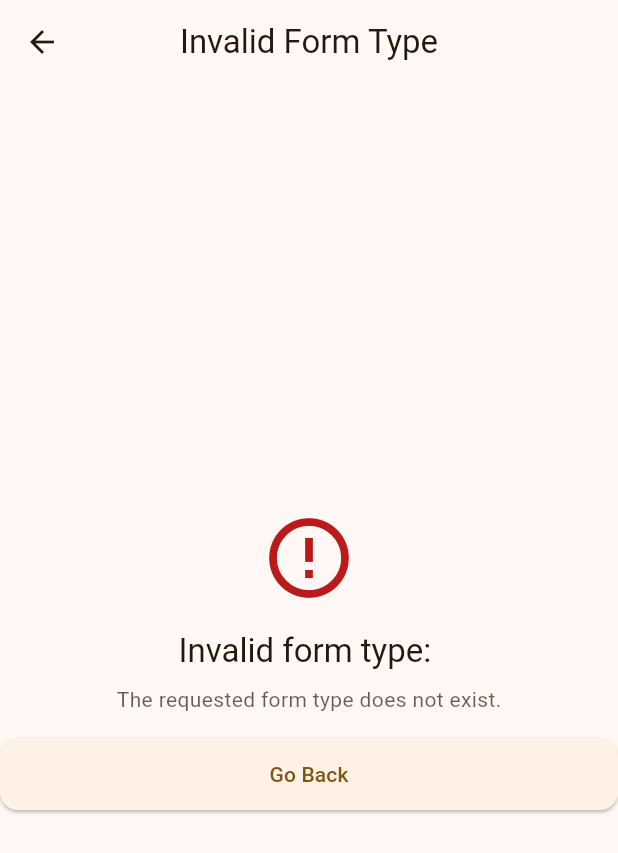
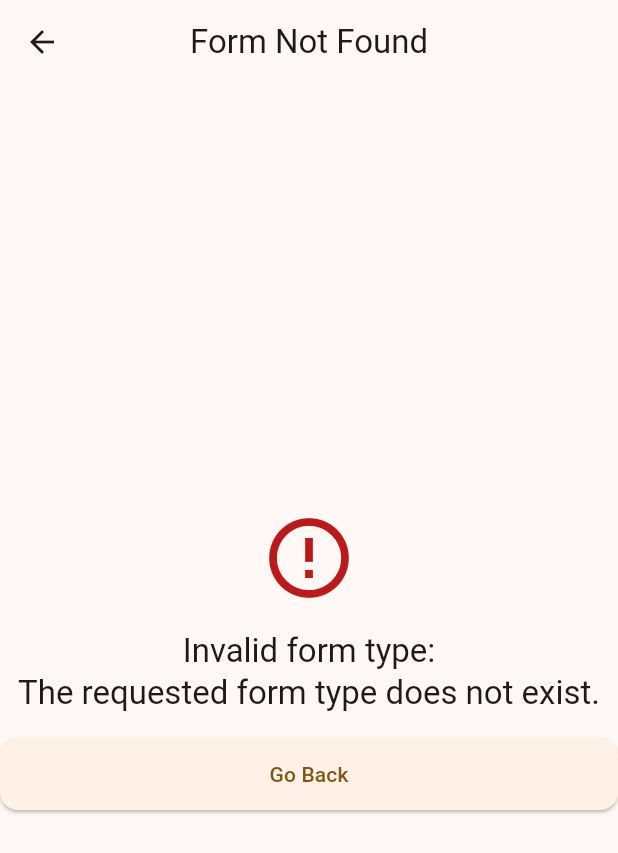
Before and after one commit to SL-NIC-Bridge/NATIVE, a Flutter app: the DynamicFormScreen screen opened directly with empty values, on a phone screen of 412 x 824 dp. Shown: the top 853 px of the screen. Run offline on Flutter 3.47's test engine with Material 3 defaults, Android fonts, the phone set to English and light mode, and no system bars; our stand-ins replace dio, file_picker, flutter_riverpod, flutter_secure_storage, go_router, image_picker and 2 more; accounts and stored records are empty.

```diff
--- a/lib/src/features/application/screens/dynamic_form_screen.dart
+++ b/lib/src/features/application/screens/dynamic_form_screen.dart
@@ -5,9 +5,11 @@ import 'package:sl_nic_bridge/src/core/config/form_config_provider.dart';
 import 'package:sl_nic_bridge/src/core/constants/app_routes.dart';
 import '../../../shared/widgets/dynamic_form/dynamic_multi_step_form.dart';
 import '../../../core/config/app_config_provider.dart';
+import '../../../shared/widgets/dynamic_form/error_display.dart';
 import '../../../shared/utils/form_utils.dart';
 import '../repositories/application_repository.dart';
 import '../providers/application_provider.dart';
+
 
 class DynamicFormScreen extends ConsumerWidget {
   final String formType;
@@ -26,79 +28,11 @@ class DynamicFormScreen extends ConsumerWidget {
         final formConfig = appConfig;
 
         if (formConfig.formTypes.isEmpty) {
-
-          return Scaffold(
-            appBar: AppBar(
-              title: const Text('Form Not Found'),
-            ),
-            body: Center(
-              child: Column(
-                mainAxisAlignment: MainAxisAlignment.center,
-                children: [
-                  Icon(
-                    Icons.error_outline,
-                    size: 64,
-                    color: Theme.of(context).colorScheme.error,
-                  ),
-                  const SizedBox(height: 16),
-                  Text(
-                    'Form configuration not found',
-                    style: Theme.of(context).textTheme.titleLarge,
-                  ),
-                  const SizedBox(height: 8),
-                  Text(
-                    'The requested form type is not available.',
-                    style: Theme.of(context).textTheme.bodyMedium?.copyWith(
-                      color: Theme.of(context).colorScheme.onSurface.withValues(alpha: 0.7),
-                    ),
-                  ),
-                  const SizedBox(height: 16),
-                  ElevatedButton(
-                    onPressed: () => context.pop(),
-                    child: const Text('Go Back'),
-                  ),
-                ],
-              ),
-            ),
-          );
+          return _buildFormNotFound(context, 'Form configuration not found');
         }
 
-        // Check if the form type exists in the configuration
         if (!formConfig.formConfigs.containsKey(formType)) {
-          return Scaffold(
-            appBar: AppBar(
-              title: const Text('Invalid Form Type'),
-            ),
-            body: Center(
-              child: Column(
-                mainAxisAlignment: MainAxisAlignment.center,
-                children: [
-                  Icon(
-                    Icons.error_outline,
-                    size: 64,
-                    color: Theme.of(context).colorScheme.error,
-                  ),
-                  const SizedBox(height: 16),
-                  Text(
-                    'Invalid form type: $formType',
-                    style: Theme.of(context).textTheme.titleLarge,
-                  ),
-                  const SizedBox(height: 8),
-                  Text(
-                    'The requested form type does not exist.',
-                    style: Theme.of(context).textTheme.bodyMedium?.copyWith(
-                      color: Theme.of(context).colorScheme.onSurface.withValues(alpha: 0.7),
-                    ),
-                  ),
-                  const SizedBox(height: 16),
-                  ElevatedButton(
-                    onPressed: () => context.pop(),
-                    child: const Text('Go Back'),
-                  ),
-                ],
-              ),
-            ),
-          );
+          return _buildFormNotFound(context, 'Invalid form type: $formType\nThe requested form type does not exist.');
         }
 
         return DynamicMultiStepForm(
@@ -118,38 +52,7 @@ class DynamicFormScreen extends ConsumerWidget {
         ),
       ),
       error: (error, stackTrace) => Scaffold(
-        appBar: AppBar(
-          title: const Text('Error'),
-        ),
-        body: Center(
-          child: Column(
-            mainAxisAlignment: MainAxisAlignment.center,
-            children: [
-              Icon(
-                Icons.error_outline,
-                size: 64,
-                color: Theme.of(context).colorScheme.error,
-              ),
-              const SizedBox(height: 16),
-              Text(
-                'Failed to load form configuration',
-                style: Theme.of(context).textTheme.titleLarge,
-              ),
-              const SizedBox(height: 8),
-              Text(
-                'Please try again later.',
-                style: Theme.of(context).textTheme.bodyMedium?.copyWith(
-                  color: Theme.of(context).colorScheme.onSurface.withValues(alpha: 0.7),
-                ),
-              ),
-              const SizedBox(height: 16),
-              ElevatedButton(
-                onPressed: () => ref.invalidate(appConfigProvider),
-                child: const Text('Retry'),
-              ),
-            ],
-          ),
-        ),
+        body: ErrorDisplay(message: 'Failed to load form configuration: $error', onRetry: () => ref.invalidate(appConfigProvider)),
       ),
     );
   }
@@ -249,4 +152,32 @@ class DynamicFormScreen extends ConsumerWidget {
         throw Exception('Unknown form type: $formType');
     }
   }
+
+  Widget _buildFormNotFound(BuildContext context, String message) {
+    return Scaffold(
+      appBar: AppBar(
+        title: const Text('Form Not Found'),
+      ),
+      body: Center(
+        child: Column(
+          mainAxisAlignment: MainAxisAlignment.center,
+          children: [
+            Icon(
+              Icons.error_outline,
+              size: 64,
+              color: Theme.of(context).colorScheme.error,
+            ),
+            const SizedBox(height: 16),
+            Text(
+              message,
+              style: Theme.of(context).textTheme.titleLarge,
+              textAlign: TextAlign.center,
+            ),
+            const SizedBox(height: 16),
+            ElevatedButton(onPressed: () => context.pop(), child: const Text('Go Back')),
+          ],
+        ),
+      ),
+    );
+  }
 }
```
Also changed, not shown: lib/src/core/router/app_router.dart (+2 -101 lines), lib/src/shared/widgets/dynamic_form/error_display.dart (added, +39 -0 lines).
